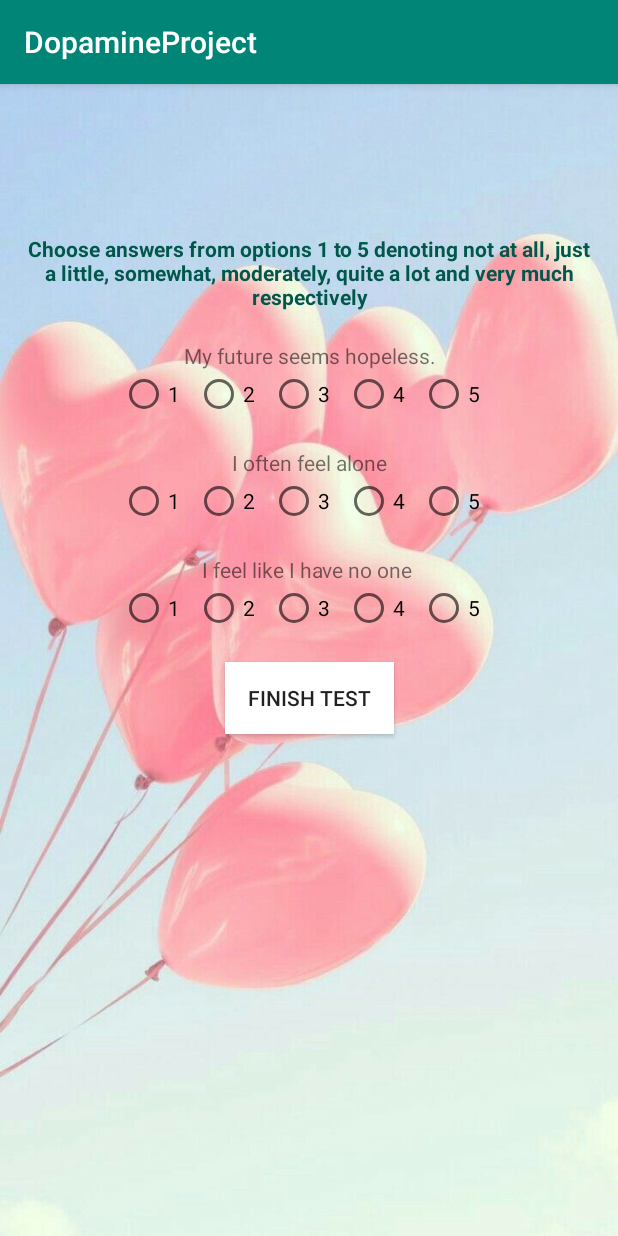
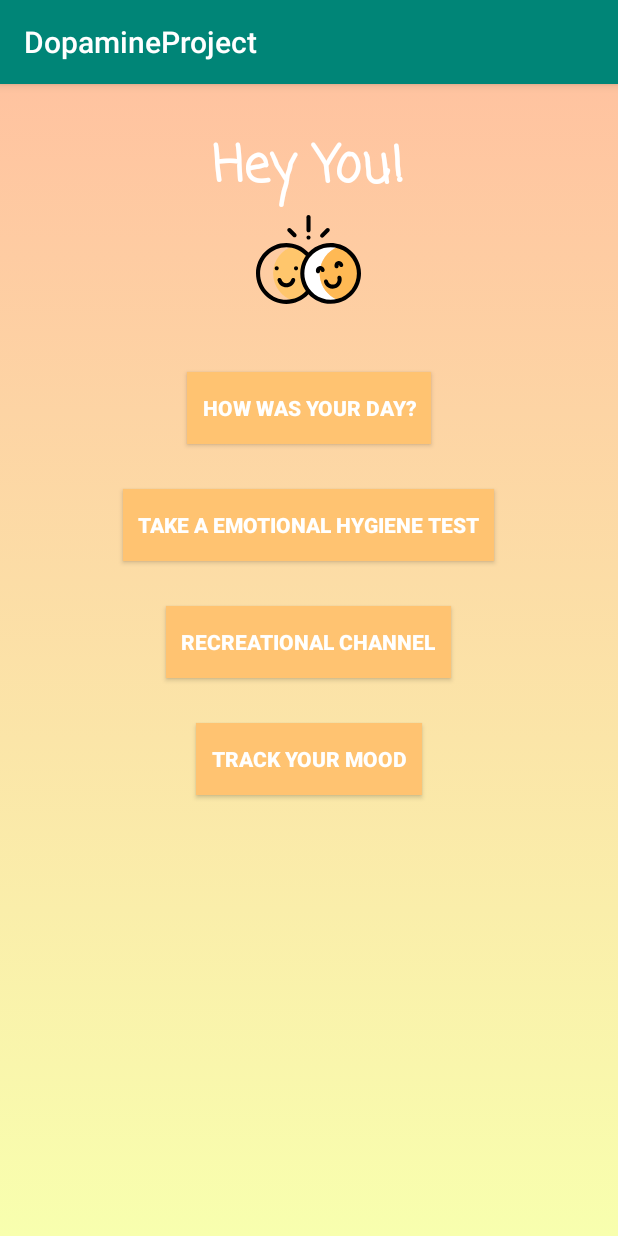
Before and after one commit to harshita99/HeyYou, an Android app: the screen it shows after launch (MainActivity), on a phone screen of 412 x 824 dp. Run offline under Robolectric (Android 15) with nearby library versions, the phone set to English and light mode, and no system bars.

Commit message:
Harshita committed

```diff
--- a/app/src/main/AndroidManifest.xml
+++ b/app/src/main/AndroidManifest.xml
@@ -18,6 +18,9 @@
         </activity>
         <activity android:name=".Next">
         </activity>
+        <activity android:name=".MentalTest">
+        </activity>
+        <activity android:name=".DrawingPad"></activity>
     </application>
 
 </manifest>
--- /dev/null
+++ b/app/src/main/res/drawable/gradient.xml
@@ -0,0 +1,12 @@
+<?xml version="1.0" encoding="utf-8"?>
+<selector xmlns:android="http://schemas.android.com/apk/res/android">
+<item>
+    <shape>
+        <gradient
+            android:angle="90"
+            android:startColor="#f8ffae"
+            android:endColor="#ffc3a0"
+            android:type="linear"/>
+    </shape>
+</item>
+</selector>
--- /dev/null
+++ b/app/src/main/res/drawable/ic_smile.xml
@@ -0,0 +1,90 @@
+<vector xmlns:android="http://schemas.android.com/apk/res/android"
+    android:width="70dp"
+    android:height="70dp"
+    android:viewportWidth="511.99994"
+    android:viewportHeight="511">
+  <path
+      android:pathData="M184.871,190.336C126.48,206.445 83.598,259.93 83.598,323.438C83.598,386.945 126.48,440.434 184.871,456.539C243.258,440.434 286.141,386.945 286.141,323.438C286.141,259.93 243.258,206.445 184.871,190.336ZM184.871,190.336"
+      android:fillColor="#FFC66C"
+      android:fillAlpha="1"
+      android:fillType="nonZero"
+      android:strokeColor="#00000000"/>
+  <path
+      android:pathData="M315.434,359.105C296.305,287.711 336.785,214.391 406.367,191.98C381.879,184.043 354.895,182.848 328.176,190.008C254.523,209.742 210.813,285.449 230.547,359.105C250.285,432.758 325.988,476.469 399.645,456.734C401.906,456.129 404.137,455.469 406.34,454.758C363.32,440.813 328.012,406.039 315.434,359.105ZM315.434,359.105"
+      android:fillColor="#FFFFFF"
+      android:fillAlpha="1"
+      android:fillType="nonZero"
+      android:strokeColor="#00000000"/>
+  <path
+      android:pathData="M497.273,287.637C484.695,240.699 449.387,205.93 406.367,191.98C336.785,214.391 296.305,287.711 315.434,359.105C328.012,406.039 363.32,440.813 406.34,454.758C475.922,432.352 516.402,359.027 497.273,287.637ZM497.273,287.637"
+      android:fillColor="#FFB954"
+      android:fillAlpha="1"
+      android:fillType="nonZero"
+      android:strokeColor="#00000000"/>
+  <path
+      android:pathData="M110.902,297.836C110.902,295.203 109.832,292.621 107.973,290.762C106.109,288.902 103.539,287.832 100.898,287.832C98.266,287.832 95.688,288.902 93.824,290.762C91.965,292.621 90.895,295.203 90.895,297.836C90.895,300.477 91.965,303.047 93.824,304.918C95.688,306.781 98.266,307.84 100.898,307.84C103.531,307.84 106.109,306.781 107.973,304.918C109.832,303.047 110.902,300.477 110.902,297.836ZM110.902,297.836"
+      android:fillColor="#000000"
+      android:fillAlpha="1"
+      android:fillType="nonZero"
+      android:strokeColor="#00000000"/>
+  <path
+      android:pathData="M195.242,287.832C192.613,287.832 190.031,288.902 188.168,290.762C186.309,292.621 185.238,295.203 185.238,297.836C185.238,300.477 186.309,303.047 188.168,304.918C190.031,306.781 192.613,307.84 195.242,307.84C197.875,307.84 200.457,306.781 202.316,304.918C204.176,303.047 205.25,300.465 205.25,297.836C205.25,295.203 204.176,292.621 202.316,290.762C200.457,288.902 197.875,287.832 195.242,287.832ZM195.242,287.832"
+      android:fillColor="#000000"
+      android:fillAlpha="1"
+      android:fillType="nonZero"
+      android:strokeColor="#00000000"/>
+  <path
+      android:pathData="M183.965,345.699C178.629,344.27 173.145,347.445 171.719,352.781C168.859,363.484 159.137,370.961 148.074,370.961C137.008,370.961 127.285,363.484 124.426,352.781C123,347.445 117.516,344.27 112.18,345.699C106.84,347.125 103.668,352.609 105.094,357.949C110.289,377.391 127.961,390.969 148.074,390.969C168.184,390.969 185.855,377.391 191.051,357.949C192.477,352.609 189.305,347.125 183.965,345.699ZM183.965,345.699"
+      android:fillColor="#000000"
+      android:fillAlpha="1"
+      android:fillType="nonZero"
+      android:strokeColor="#00000000"/>
+  <path
+      android:pathData="M256.121,123.023C261.648,123.023 266.125,118.543 266.125,113.02L266.125,49.504C266.125,43.98 261.648,39.5 256.121,39.5C250.594,39.5 246.117,43.98 246.117,49.504L246.117,113.02C246.117,118.543 250.594,123.023 256.121,123.023ZM256.121,123.023"
+      android:fillColor="#000000"
+      android:fillAlpha="1"
+      android:fillType="nonZero"
+      android:strokeColor="#00000000"/>
+  <path
+      android:pathData="M256.125,138.367C253.484,138.367 250.91,139.43 249.039,141.301C247.18,143.16 246.121,145.742 246.121,148.375C246.121,151.004 247.18,153.586 249.039,155.445C250.91,157.309 253.484,158.379 256.125,158.379C258.754,158.379 261.336,157.309 263.199,155.445C265.059,153.586 266.129,151.004 266.129,148.375C266.129,145.742 265.059,143.16 263.199,141.301C261.336,139.43 258.754,138.367 256.125,138.367ZM256.125,138.367"
+      android:fillColor="#000000"
+      android:fillAlpha="1"
+      android:fillType="nonZero"
+      android:strokeColor="#00000000"/>
+  <path
+      android:pathData="M181.008,144.609C182.961,146.563 185.523,147.539 188.082,147.539C190.645,147.539 193.207,146.559 195.16,144.605C199.063,140.695 199.063,134.359 195.152,130.457L169.609,104.934C165.703,101.031 159.367,101.031 155.461,104.941C151.555,108.852 151.559,115.184 155.469,119.09ZM181.008,144.609"
+      android:fillColor="#000000"
+      android:fillAlpha="1"
+      android:fillType="nonZero"
+      android:strokeColor="#00000000"/>
+  <path
+      android:pathData="M322.574,149.219C325.137,149.219 327.695,148.242 329.652,146.289L356.805,119.109C360.711,115.199 360.711,108.867 356.801,104.961C352.891,101.055 346.559,101.059 342.652,104.965L315.496,132.145C311.59,136.051 311.594,142.387 315.504,146.293C317.453,148.246 320.016,149.219 322.574,149.219ZM322.574,149.219"
+      android:fillColor="#000000"
+      android:fillAlpha="1"
+      android:fillType="nonZero"
+      android:strokeColor="#00000000"/>
+  <path
+      android:pathData="M506.938,285.043C485.805,206.18 404.453,159.207 325.586,180.344C298.52,187.594 274.605,202.016 255.93,221.984C227.98,192.223 189.305,175.367 148.074,175.367C66.426,175.367 0,241.789 0,323.438C0,405.086 66.426,471.512 148.074,471.512C189.344,471.512 228.082,454.602 256.039,424.766C283.719,454.117 322.758,471.457 363.945,471.457C376.594,471.457 389.449,469.82 402.234,466.395C481.102,445.266 528.07,363.91 506.938,285.043ZM148.074,451.5C77.457,451.5 20.012,394.051 20.012,323.438C20.012,252.824 77.457,195.375 148.074,195.375C184.629,195.375 218.863,210.695 243.16,237.656C240.508,241.41 238.004,245.301 235.676,249.332C215.902,283.586 210.648,323.488 220.887,361.691C225.582,379.227 233.258,395.18 243.215,409.16C218.914,436.16 184.641,451.5 148.074,451.5ZM397.055,447.07C328.848,465.34 258.488,424.723 240.211,356.516C231.359,323.473 235.902,288.961 253.004,259.34C256.16,253.871 259.676,248.695 263.516,243.828C263.684,243.637 263.836,243.441 263.984,243.238C280.918,222.035 304.066,206.824 330.766,199.672C341.828,196.707 352.938,195.293 363.883,195.293C420.418,195.293 472.297,233.078 487.609,290.223C505.887,358.434 465.262,428.793 397.055,447.07ZM397.055,447.07"
+      android:fillColor="#000000"
+      android:fillAlpha="1"
+      android:fillType="nonZero"
+      android:strokeColor="#00000000"/>
+  <path
+      android:pathData="M334.605,303.754C331.508,292.195 319.59,285.309 308.027,288.41C296.473,291.508 289.586,303.43 292.684,314.984C293.883,319.457 297.926,322.402 302.344,322.402C303.199,322.402 304.07,322.293 304.938,322.059C310.277,320.629 313.441,315.145 312.012,309.809C311.77,308.906 312.309,307.977 313.207,307.734C313.766,307.586 314.215,307.746 314.488,307.906C314.766,308.066 315.129,308.375 315.277,308.93C316.707,314.27 322.191,317.438 327.531,316.008C332.867,314.578 336.035,309.09 334.605,303.754ZM334.605,303.754"
+      android:fillColor="#000000"
+      android:fillAlpha="1"
+      android:fillType="nonZero"
+      android:strokeColor="#00000000"/>
+  <path
+      android:pathData="M415.059,266.313C410.039,263.414 404.188,262.645 398.59,264.145C392.992,265.645 388.313,269.234 385.414,274.254C382.516,279.273 381.746,285.121 383.246,290.719C384.445,295.191 388.488,298.137 392.906,298.137C393.762,298.137 394.633,298.027 395.5,297.793C400.836,296.363 404.004,290.879 402.574,285.539C402.426,284.98 402.586,284.535 402.746,284.258C402.906,283.98 403.211,283.621 403.77,283.473C404.328,283.32 404.777,283.48 405.055,283.641C405.328,283.801 405.691,284.105 405.84,284.664C407.27,290.004 412.754,293.172 418.094,291.738C423.434,290.309 426.598,284.824 425.168,279.488C423.668,273.887 420.078,269.211 415.059,266.313ZM415.059,266.313"
+      android:fillColor="#000000"
+      android:fillAlpha="1"
+      android:fillType="nonZero"
+      android:strokeColor="#00000000"/>
+  <path
+      android:pathData="M404.148,335.191C398.813,336.621 395.645,342.105 397.074,347.441C400.48,360.148 392.914,373.254 380.207,376.66C374.051,378.309 367.625,377.461 362.105,374.277C356.59,371.09 352.641,365.945 350.992,359.793C349.563,354.453 344.074,351.285 338.738,352.719C333.402,354.148 330.234,359.633 331.664,364.969C334.695,376.289 341.953,385.746 352.102,391.605C358.859,395.508 366.363,397.5 373.961,397.5C377.773,397.5 381.609,397 385.387,395.988C408.75,389.727 422.664,365.625 416.406,342.266C414.973,336.93 409.488,333.758 404.148,335.191ZM404.148,335.191"
+      android:fillColor="#000000"
+      android:fillAlpha="1"
+      android:fillType="nonZero"
+      android:strokeColor="#00000000"/>
+</vector>
--- a/app/src/main/res/layout/activity_main.xml
+++ b/app/src/main/res/layout/activity_main.xml
@@ -4,196 +4,93 @@
     xmlns:tools="http://schemas.android.com/tools"
     android:layout_width="match_parent"
     android:layout_height="match_parent"
+    tools:context=".MainActivity"
     android:orientation="vertical"
-    tools:context=".MainActivity"
-    android:background="@drawable/xy"
-    >
+    android:background="@drawable/gradient">
 
     <TextView
-        android:paddingTop="100dp"
+        android:layout_width="wrap_content"
+        android:layout_height="wrap_content"
+        android:layout_gravity="center"
+        android:layout_marginTop="30dp"
+        android:fontFamily="casual"
+        android:text="Hey You!"
+        android:textAlignment="center"
+        android:textColor="@android:color/white"
+        android:textSize="34dp"
         android:textStyle="bold"
-        android:textAlignment="center"
-        android:layout_width="match_parent"
-        android:layout_height="wrap_content"
-        android:text="Choose answers from options 1 to 5 denoting not at all, just a little, somewhat, moderately, quite a lot and very much respectively"
-        android:textColor="@color/colorPrimaryDark" />
-
-    <TextView
-        android:paddingTop="20dp"
-        android:textAlignment="center"
-        android:layout_width="match_parent"
-        android:layout_height="wrap_content"
-        android:text="My future seems hopeless.">
-
+        app:layout_constraintBottom_toBottomOf="parent"
+        app:layout_constraintLeft_toLeftOf="parent"
+        app:layout_constraintRight_toRightOf="parent"
+        app:layout_constraintTop_toTopOf="parent">
     </TextView>
 
 
-    <RadioGroup xmlns:android="http://schemas.android.com/apk/res/android"
-        android:layout_width="match_parent"
-        android:layout_height="wrap_content"
-        android:orientation="horizontal"
-        android:textAlignment="center"
-        >
-
-        <RadioButton android:id="@+id/r1"
+    <ImageView
+        android:layout_gravity="center"
         android:layout_width="wrap_content"
         android:layout_height="wrap_content"
-            android:text="1"
-            android:outlineAmbientShadowColor="@color/colorPrimaryDark"
-            android:layout_marginLeft="80dp"
-            android:onClick="onRadioButtonClicked"/>
+        android:src="@drawable/ic_smile"></ImageView>
 
-        <RadioButton android:id="@+id/r2"
-            android:layout_marginLeft="10dp"
+    <Button
+        android:background="#ffc371"
+        android:textColor="@android:color/white"
+        android:padding="10dp"
+        android:layout_gravity="center"
+        android:textAlignment="center"
+        android:layout_marginTop="40dp"
         android:layout_width="wrap_content"
         android:layout_height="wrap_content"
-            android:text="2"
-            android:onClick="onRadioButtonClicked"/>
+        android:text="How was your day?"
+        android:id="@+id/journalbtn"
+        android:onClick="journal"
+        android:textStyle="bold">
+    </Button>
 
-        <RadioButton android:id="@+id/r3"
-            android:layout_marginLeft="10dp"
+    <Button
+        android:background="#ffc371"
+        android:textColor="@android:color/white"
+        android:padding="10dp"
+        android:layout_gravity="center"
+        android:textAlignment="center"
+        android:layout_marginTop="30dp"
         android:layout_width="wrap_content"
         android:layout_height="wrap_content"
-            android:text="3"
-            android:onClick="onRadioButtonClicked"/>
+        android:text="Take a emotional hygiene test"
+        android:id="@+id/testbtn"
+        android:onClick="mentaltest"
+        android:textStyle="bold">
+    </Button>
 
-        <RadioButton android:id="@+id/r4"
-            android:layout_marginLeft="10dp"
+    <Button
+        android:background="#ffc371"
+        android:textColor="@android:color/white"
+        android:padding="10dp"
+        android:layout_gravity="center"
+        android:textAlignment="center"
+        android:layout_marginTop="30dp"
         android:layout_width="wrap_content"
         android:layout_height="wrap_content"
-            android:text="4"
-            android:onClick="onRadioButtonClicked"/>
+        android:text="Recreational channel"
+        android:id="@+id/drawbtn"
+        android:onClick="drawingpad"
+        android:textStyle="bold">
+    </Button>
 
-        <RadioButton android:id="@+id/r5"
-            android:layout_marginLeft="10dp"
+    <Button
+        android:background="#ffc371"
+        android:textStyle="bold"
+        android:textColor="@android:color/white"
+        android:padding="10dp"
+        android:layout_gravity="center"
+        android:textAlignment="center"
+        android:layout_marginTop="30dp"
         android:layout_width="wrap_content"
         android:layout_height="wrap_content"
-            android:text="5"
-            android:onClick="onRadioButtonClicked"/>
-
-    </RadioGroup>
-
-    <TextView
-        android:paddingTop="20dp"
-        android:textAlignment="center"
-        android:layout_width="match_parent"
-        android:layout_height="wrap_content"
-        android:text="I often feel alone">
-
-    </TextView>
-
-
-    <RadioGroup xmlns:android="http://schemas.android.com/apk/res/android"
-        android:layout_width="match_parent"
-        android:layout_height="wrap_content"
-        android:orientation="horizontal"
-        android:textAlignment="center"
-        >
-
-        <RadioButton android:id="@+id/rr1"
-            android:layout_width="wrap_content"
-            android:layout_height="wrap_content"
-            android:text="1"
-            android:layout_marginLeft="80dp"
-            android:onClick="onRadioButtonClicked"/>
-
-        <RadioButton android:id="@+id/rr2"
-            android:layout_marginLeft="10dp"
-            android:layout_width="wrap_content"
-            android:layout_height="wrap_content"
-            android:text="2"
-            android:onClick="onRadioButtonClicked"/>
-
-        <RadioButton android:id="@+id/rr3"
-            android:layout_marginLeft="10dp"
-            android:layout_width="wrap_content"
-            android:layout_height="wrap_content"
-            android:text="3"
-            android:onClick="onRadioButtonClicked"/>
-
-        <RadioButton android:id="@+id/rr4"
-            android:layout_marginLeft="10dp"
-            android:layout_width="wrap_content"
-            android:layout_height="wrap_content"
-            android:text="4"
-            android:onClick="onRadioButtonClicked"/>
-
-        <RadioButton android:id="@+id/rr5"
-            android:layout_marginLeft="10dp"
-            android:layout_width="wrap_content"
-            android:layout_height="wrap_content"
-            android:text="5"
-            android:onClick="onRadioButtonClicked"/>
-
-    </RadioGroup>
-    <TextView
-        android:paddingTop="20dp"
-        android:textAlignment="center"
-        android:layout_width="match_parent"
-        android:layout_height="wrap_content"
-        android:text="I feel like I have no one ">
-
-    </TextView>
-
-
-    <RadioGroup xmlns:android="http://schemas.android.com/apk/res/android"
-        android:layout_width="match_parent"
-        android:layout_height="wrap_content"
-        android:orientation="horizontal"
-        android:baselineAligned="true"
-        android:textAlignment="center">
-
-        <RadioButton android:id="@+id/rrr1"
-            android:layout_width="wrap_content"
-            android:layout_height="wrap_content"
-            android:text="1"
-            android:layout_marginLeft="80dp"
-            android:onClick="onRadioButtonClicked"/>
-
-        <RadioButton android:id="@+id/rrr2"
-            android:layout_marginLeft="10dp"
-            android:layout_width="wrap_content"
-            android:layout_height="wrap_content"
-            android:text="2"
-            android:onClick="onRadioButtonClicked"/>
-
-        <RadioButton android:id="@+id/rrr3"
-            android:layout_marginLeft="10dp"
-            android:layout_width="wrap_content"
-            android:layout_height="wrap_content"
-            android:text="3"
-            android:onClick="onRadioButtonClicked"/>
-
-        <RadioButton android:id="@+id/rrr4"
-            android:layout_width="wrap_content"
-            android:layout_height="wrap_content"
-            android:text="4"
-            android:layout_marginLeft="10dp"
-            android:onClick="onRadioButtonClicked"/>
-
-        <RadioButton android:id="@+id/rrr5"
-            android:layout_width="wrap_content"
-            android:layout_height="wrap_content"
-            android:text="5"
-            android:layout_marginLeft="10dp"
-            android:onClick="onRadioButtonClicked"/>
-
-    </RadioGroup>
-
-    <Button
-        android:layout_marginLeft="150dp"
-        android:layout_marginTop="20dp"
-        android:paddingLeft="15dp"
-        android:paddingRight="15dp"
-        android:id="@+id/button"
-        android:background="@android:color/white"
-        android:layout_width="wrap_content"
-        android:layout_height="wrap_content"
-        android:text="Finish Test"
-        android:textAlignment="center"
-        android:onClick="goToNextScreen"
-        android:shadowRadius="@android:integer/config_longAnimTime"
-        />
+        android:text="Track your mood"
+        android:id="@+id/moodtrackbtn"
+        android:onClick="trackmood">
+    </Button>
 
 
 </LinearLayout>
```
Also changed, not shown: app/src/main/java/com/example/dopamineproject/DrawingPad.java (+10 -1 lines), app/src/main/java/com/example/dopamineproject/MainActivity.java (+18 -74 lines), app/src/main/java/com/example/dopamineproject/MentalTest.java (added, +96 -0 lines), app/src/main/res/layout/activity_mental.xml (added, +199 -0 lines). Lines whose indentation alone changed are shown as unchanged.
